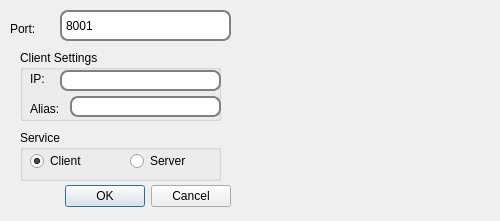
First picture: the form in settings.ui, repository warren80/ChatServer, before the edit.
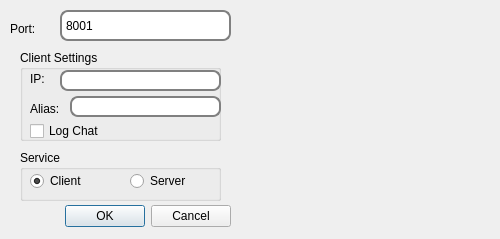
Second picture: the form after the edit. Icons and pictures are not drawn.

Diff of the .ui file:
```diff
--- a/settings.ui
+++ b/settings.ui
@@ -7,7 +7,7 @@
     <x>0</x>
     <y>0</y>
     <width>500</width>
-    <height>221</height>
+    <height>239</height>
    </rect>
   </property>
   <property name="windowTitle">
@@ -20,7 +20,7 @@
    <property name="geometry">
     <rect>
      <x>50</x>
-     <y>180</y>
+     <y>200</y>
      <width>181</width>
      <height>32</height>
     </rect>
@@ -74,7 +74,7 @@
    <property name="geometry">
     <rect>
      <x>20</x>
-     <y>130</y>
+     <y>150</y>
      <width>201</width>
      <height>51</height>
     </rect>
@@ -123,7 +123,7 @@
      <x>20</x>
      <y>50</y>
      <width>201</width>
-     <height>71</height>
+     <height>91</height>
     </rect>
    </property>
    <property name="title">
@@ -190,6 +190,19 @@
      <string/>
     </property>
    </widget>
+   <widget class="QCheckBox" name="logChatBox">
+    <property name="geometry">
+     <rect>
+      <x>10</x>
+      <y>70</y>
+      <width>96</width>
+      <height>22</height>
+     </rect>
+    </property>
+    <property name="text">
+     <string>Log Chat</string>
+    </property>
+   </widget>
   </widget>
   <widget class="QWidget" name="widget" native="true">
    <property name="geometry">
@@ -197,7 +210,7 @@
      <x>240</x>
      <y>0</y>
      <width>261</width>
-     <height>221</height>
+     <height>241</height>
     </rect>
    </property>
    <property name="styleSheet">
```
